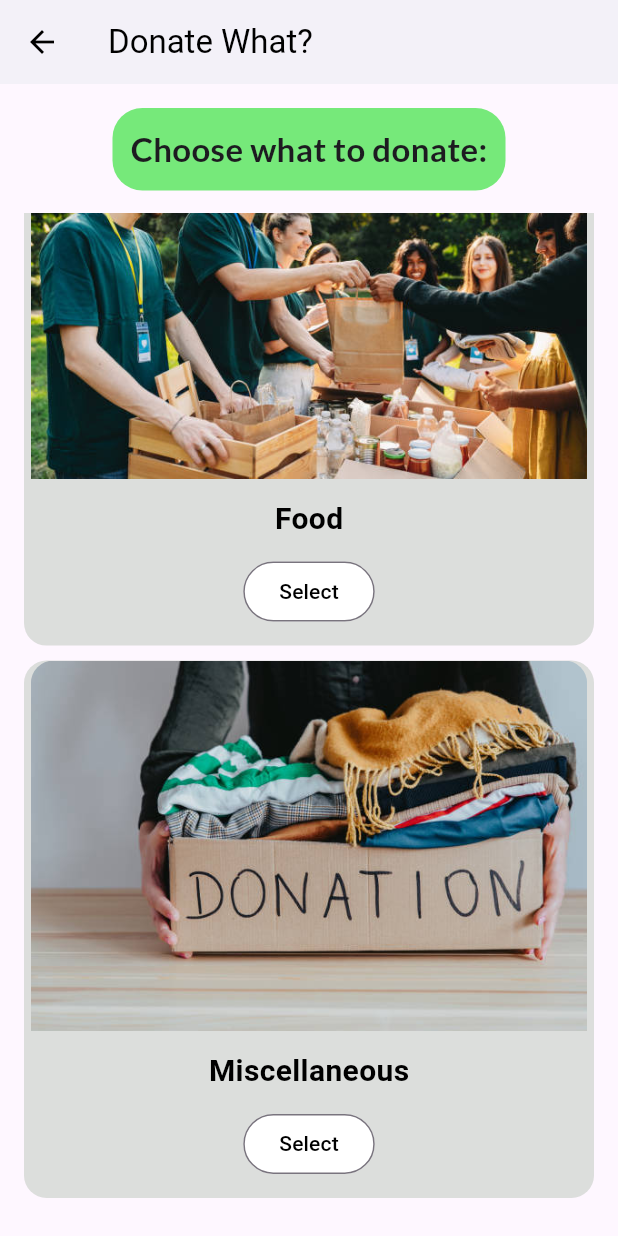
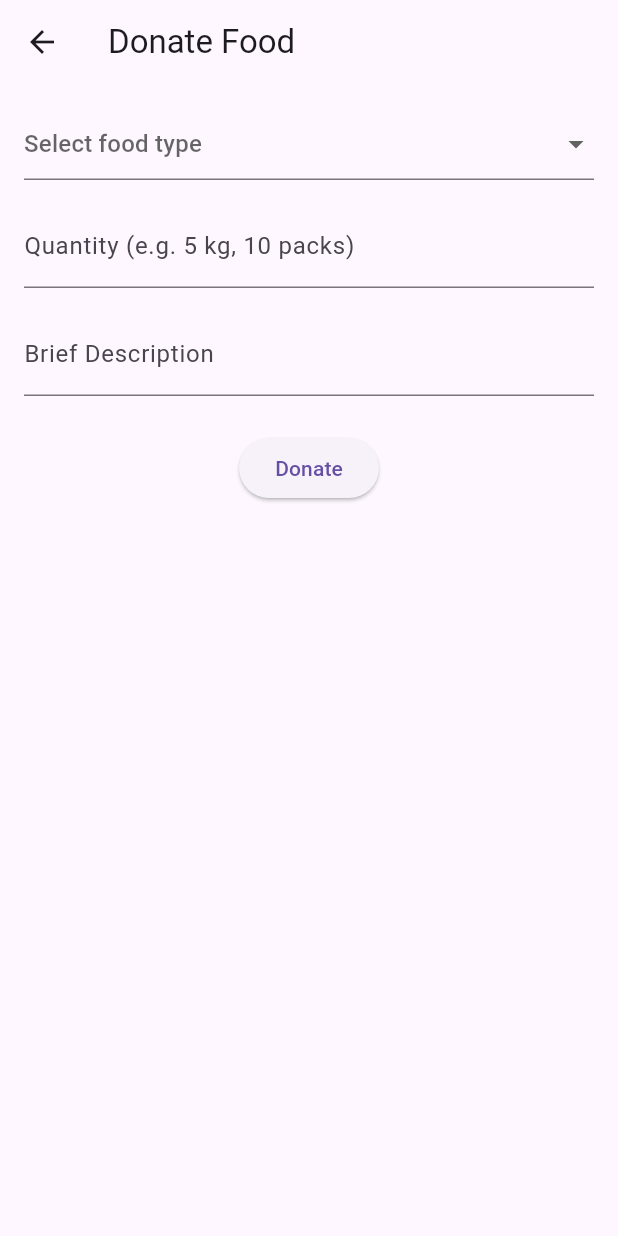
Before and after one commit to GithubAnant/Hand2Hand, a Flutter app: the DonateWhat screen opened directly, scrolled down 438 dp, after a tap on "Select", on a phone screen of 412 x 824 dp. Run offline on Flutter 3.47's test engine with Material 3 defaults, Android fonts, the phone set to English and light mode, and no system bars.

Commit message:
added all donation pages

```diff
--- /dev/null
+++ b/lib/donate_food_page.dart
@@ -0,0 +1,82 @@
+import 'package:flutter/material.dart';
+
+class FoodDonationPage extends StatefulWidget {
+  const FoodDonationPage({super.key});
+
+  @override
+  State<FoodDonationPage> createState() => _FoodDonationPageState();
+}
+
+class _FoodDonationPageState extends State<FoodDonationPage> {
+  final _formKey = GlobalKey<FormState>();
+  String? selectedFoodType;
+  String quantity = '';
+  String description = '';
+
+  final List<String> foodTypes = [
+    'Vegetables',
+    'Fruits',
+    'Grains',
+    'Dairy',
+    'Cooked Meals',
+    'Canned Goods',
+  ];
+
+  void submitDonation() {
+    if (_formKey.currentState!.validate()) {
+      _formKey.currentState!.save();
+      ScaffoldMessenger.of(context).showSnackBar(
+        SnackBar(content: Text('Donation submitted: $quantity of $selectedFoodType')),
+      );
+    }
+  }
+
+  @override
+  Widget build(BuildContext context) {
+    return Scaffold(
+      appBar: AppBar(title: Text('Donate Food')),
+      body: Padding(
+        padding: EdgeInsets.all(16.0),
+        child: Form(
+          key: _formKey,
+          child: Column(
+            crossAxisAlignment: CrossAxisAlignment.start,
+            children: [
+              DropdownButtonFormField<String>(
+                value: selectedFoodType,
+                hint: Text('Select food type'),
+                items: foodTypes.map((food) {
+                  return DropdownMenuItem(value: food, child: Text(food));
+                }).toList(),
+                onChanged: (value) {
+                  setState(() {
+                    selectedFoodType = value;
+                  });
+                },
+                validator: (value) => value == null ? 'Please select a food type' : null,
+              ),
+              SizedBox(height: 16),
+              TextFormField(
+                decoration: InputDecoration(labelText: 'Quantity (e.g. 5 kg, 10 packs)'),
+                onSaved: (value) => quantity = value!,
+                validator: (value) => value!.isEmpty ? 'Please enter quantity' : null,
+              ),
+              SizedBox(height: 16),
+              TextFormField(
+                decoration: InputDecoration(labelText: 'Brief Description'),
+                onSaved: (value) => description = value!,
+              ),
+              SizedBox(height: 24),
+              Center(
+                child: ElevatedButton(
+                  onPressed: submitDonation,
+                  child: Text('Donate'),
+                ),
+              ),
+            ],
+          ),
+        ),
+      ),
+    );
+  }
+}
--- a/lib/donate_what.dart
+++ b/lib/donate_what.dart
@@ -1,4 +1,7 @@
 import 'package:flutter/material.dart';
+import 'package:hand2hand/donate_food_page.dart';
+import 'package:hand2hand/donate_misc_page.dart';
+import 'package:hand2hand/donate_money_page.dart';
 
 class DonateWhat extends StatefulWidget {
   const DonateWhat({super.key});
@@ -9,10 +12,11 @@ class DonateWhat extends StatefulWidget {
 
 class _DonateWhatState extends State<DonateWhat> {
   final List<Map<String, dynamic>> options = [
-    {"name": "Money", "image": "assets/images/image.jpg"},
-    {"name": "Food", "image": "assets/images/image1.png"},
-    {"name": "Miscellaneous", "image": "assets/images/image2.png"},
+    {"name": "Money", "image": "assets/images/image.jpg", "nameOfWidget": DonateMoneyPage()},
+    {"name": "Food", "image": "assets/images/image1.png", "nameOfWidget": FoodDonationPage()},
+    {"name": "Miscellaneous", "image": "assets/images/image2.png", "nameOfWidget": MiscellaneousDonationPage()},
   ];
+
 
   @override
   Widget build(BuildContext context) {
@@ -54,19 +58,25 @@ class _DonateWhatState extends State<DonateWhat> {
                   itemCount: options.length,
                   itemBuilder: (context, index) {
                     return GestureDetector(
-                      onTap: () {},
+                      onTap: () {
+
+                          Navigator.push(
+                            context,
+                            MaterialPageRoute(builder: (context) => options[index]['nameOfWidget']),
+                          );
+
+                      },
                       child: Container(
                         margin: EdgeInsets.only(bottom: 10),
                         decoration: BoxDecoration(
                           borderRadius: BorderRadius.circular(15),
                           color: const Color.fromARGB(79, 145, 165, 142),
-
                         ),
                         child: Column(
                           children: [
                             ClipRRect(
                               borderRadius: BorderRadius.vertical(top: Radius.circular(15)),
-                              child: Image.asset(options[index]['image'], fit: BoxFit.cover, height: MediaQuery.of(context).size.height*0.3),
+                              child: Image.asset(options[index]['image'], fit: BoxFit.cover, height: MediaQuery.of(context).size.height * 0.3),
                             ),
                             Padding(
                               padding: const EdgeInsets.all(12.0),
@@ -82,7 +92,14 @@ class _DonateWhatState extends State<DonateWhat> {
                                   ),
                                   SizedBox(height: 10),
                                   OutlinedButton(
-                                    onPressed: () {},
+                                    onPressed: () {
+
+                                        Navigator.push(
+                                          context,
+                                          MaterialPageRoute(builder: (context) => options[index]['nameOfWidget']),
+                                        );
+
+                                    },
                                     style: ElevatedButton.styleFrom(
                                       backgroundColor: Colors.white,
                                       foregroundColor: Colors.black,
@@ -106,8 +123,3 @@ class _DonateWhatState extends State<DonateWhat> {
     );
   }
 }
-
-
-
-
-// this is used in landing_page.dart under the donate now button
--- a/lib/main.dart
+++ b/lib/main.dart
@@ -17,7 +17,7 @@ class Hand2Hand extends StatelessWidget {
     return MaterialApp(
 
       debugShowCheckedModeBanner: false,
-      home: NgoLandingPage(),
+      home: LandingPage(),
     );
   }
 }
--- a/pubspec.yaml
+++ b/pubspec.yaml
@@ -34,6 +34,8 @@ dependencies:
   # The following adds the Cupertino Icons font to your application.
   # Use with the CupertinoIcons class for iOS style icons.
   cupertino_icons: ^1.0.8
+  razorpay_flutter: ^1.4.0
+  url_launcher: ^6.3.1
 
 dev_dependencies:
   flutter_test:
```
Also changed, not shown: lib/donate_misc_page.dart (added, +80 -0 lines), lib/donate_money_page.dart (added, +87 -0 lines), lib/landing pages/landing_page.dart (+16 -6 lines), pubspec.lock, 14 other files.
